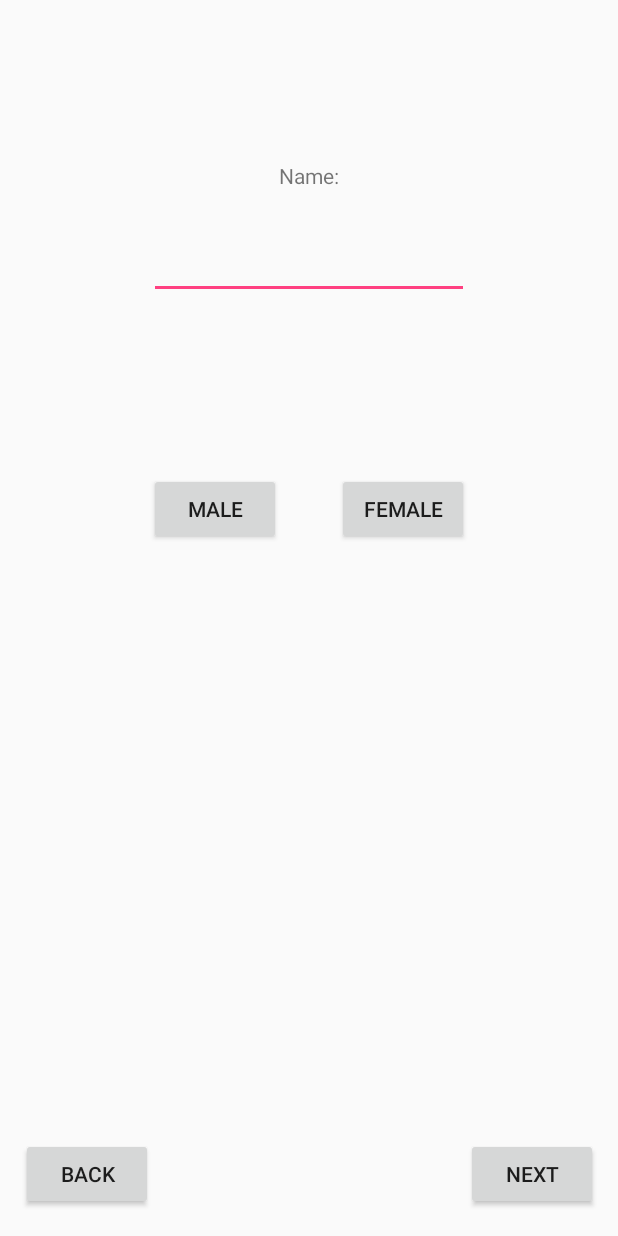
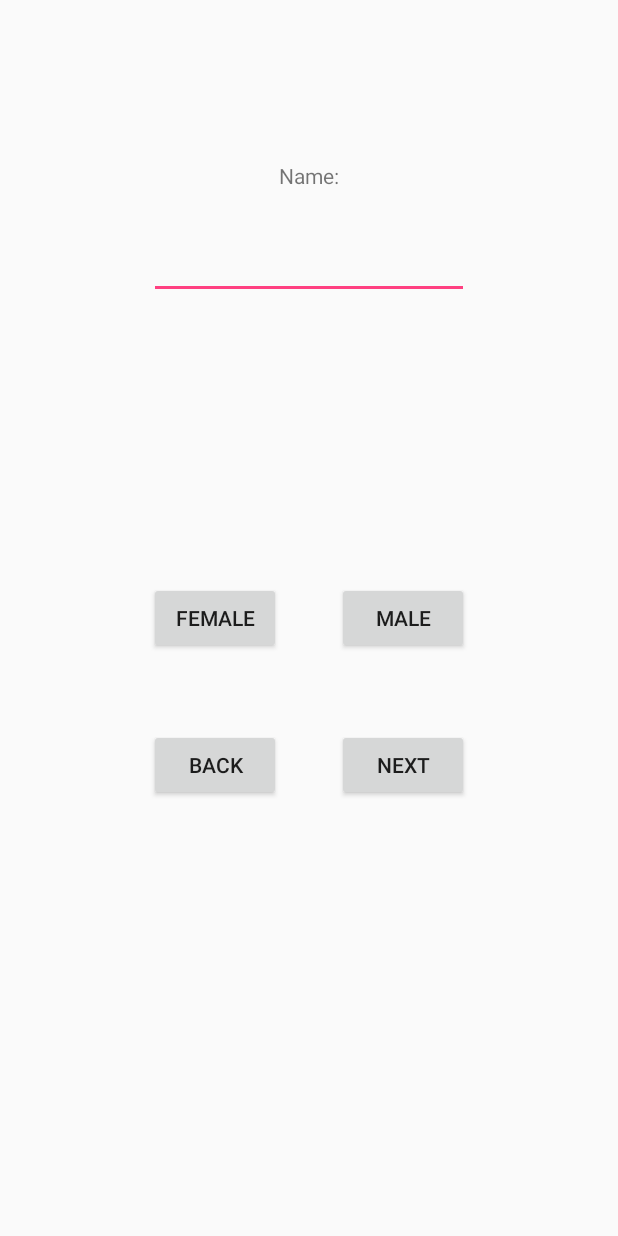
Before and after one commit to simeon5778/Project_Tamagotchi, an Android app: the NewCreatureActivity screen opened directly, with no data from a screen before it, on a phone screen of 412 x 824 dp. Run offline under Robolectric (Android 15) with nearby library versions, the phone set to English and light mode, and no system bars.

Commit message:
Fixed button layout mistake

```diff
--- a/app/src/main/java/com/example/tamagotchi/project_tamagotchi/NewCreatureActivity.java
+++ b/app/src/main/java/com/example/tamagotchi/project_tamagotchi/NewCreatureActivity.java
@@ -15,7 +15,8 @@ public class NewCreatureActivity extends AppCompatActivity {
 
     public void goToStartScreen(View view) {
 
-        Intent intent = new Intent(this, StartActivity.class);
+        Intent intent
+                = new Intent(this, StartActivity.class);
         startActivity(intent);
     }
 
--- a/app/src/main/res/layout/activity_new_creature.xml
+++ b/app/src/main/res/layout/activity_new_creature.xml
@@ -26,42 +26,41 @@
         android:inputType="textPersonName" />
 
     <Button
+        android:id="@+id/buttonBack"
+        android:layout_width="wrap_content"
+        android:layout_height="wrap_content"
+        android:layout_alignBaseline="@+id/buttonNext"
+        android:layout_alignBottom="@+id/buttonNext"
+        android:layout_alignStart="@+id/buttonFemale"
+        android:layout_weight="1"
+        android:onClick="goToStartScreen"
+        android:text="Back" />
+
+    <Button
+        android:id="@+id/buttonNext"
+        android:layout_width="wrap_content"
+        android:layout_height="wrap_content"
+        android:layout_alignStart="@+id/buttonMale"
+        android:layout_below="@+id/buttonMale"
+        android:layout_marginTop="50dp"
+        android:layout_weight="1"
+        android:text="Next" />
+
+    <Button
         android:id="@+id/buttonFemale"
         android:layout_width="wrap_content"
         android:layout_height="wrap_content"
-        android:layout_alignBaseline="@+id/buttonMale"
-        android:layout_alignBottom="@+id/buttonMale"
-        android:layout_alignEnd="@+id/editText2"
+        android:layout_alignStart="@+id/editText2"
+        android:layout_centerVertical="true"
         android:text="FEMALE" />
 
     <Button
         android:id="@+id/buttonMale"
         android:layout_width="wrap_content"
         android:layout_height="wrap_content"
-        android:layout_alignStart="@+id/editText2"
-        android:layout_below="@+id/editText2"
-        android:layout_marginTop="116dp"
+        android:layout_alignBaseline="@+id/buttonFemale"
+        android:layout_alignBottom="@+id/buttonFemale"
+        android:layout_alignEnd="@+id/editText2"
         android:text="MALE" />
 
-    <Button
-        android:id="@+id/buttonNext"
-        android:layout_width="wrap_content"
-        android:layout_height="wrap_content"
-        android:layout_alignParentBottom="true"
-        android:layout_alignParentEnd="true"
-        android:layout_marginBottom="17dp"
-        android:layout_marginEnd="13dp"
-        android:text="Next" />
-
-    <Button
-        android:id="@+id/buttonBack"
-        android:layout_width="wrap_content"
-        android:layout_height="wrap_content"
-        android:layout_alignBaseline="@+id/buttonNext"
-        android:layout_alignBottom="@+id/buttonNext"
-        android:layout_alignParentStart="true"
-        android:layout_marginStart="14dp"
-        android:onClick="goToStartScreen"
-        android:text="Back" />
-
 </RelativeLayout>
```
